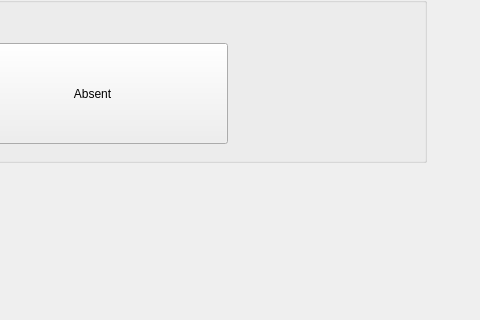
markhan101/Maintendance, file Maintendance/markattendancescreen.ui: the form before one commit; both pictures show x 643 to 1123 and y 397 to 717 of the 1123 by 717 pixel window.
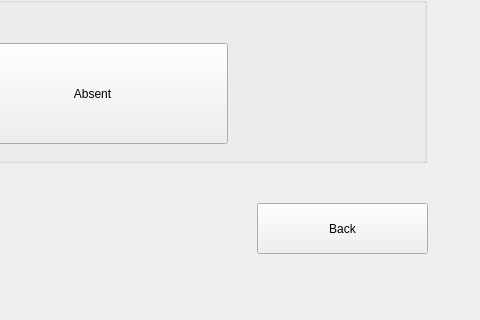
The form after the commit.

Commit message: Add back button functionality to various dialogs and tables and cccc report

What changed in the file:
```diff
--- a/Maintendance/markattendancescreen.ui
+++ b/Maintendance/markattendancescreen.ui
@@ -172,6 +172,19 @@
     </property>
    </widget>
   </widget>
+  <widget class="QPushButton" name="approveButton">
+   <property name="geometry">
+    <rect>
+     <x>900</x>
+     <y>600</y>
+     <width>171</width>
+     <height>51</height>
+    </rect>
+   </property>
+   <property name="text">
+    <string>Back</string>
+   </property>
+  </widget>
  </widget>
  <resources/>
  <connections/>
```
The commit also changes 109 other files.
